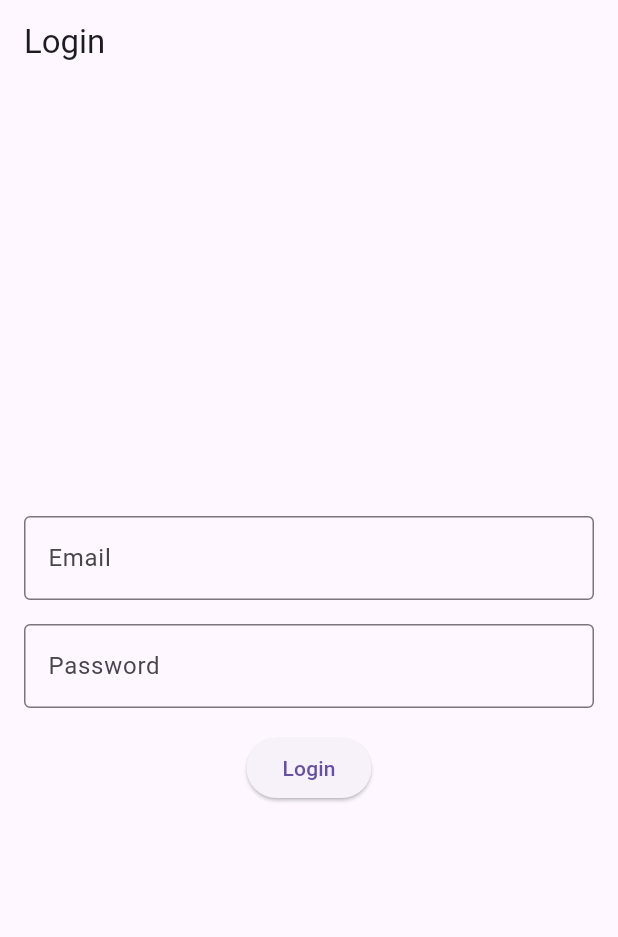
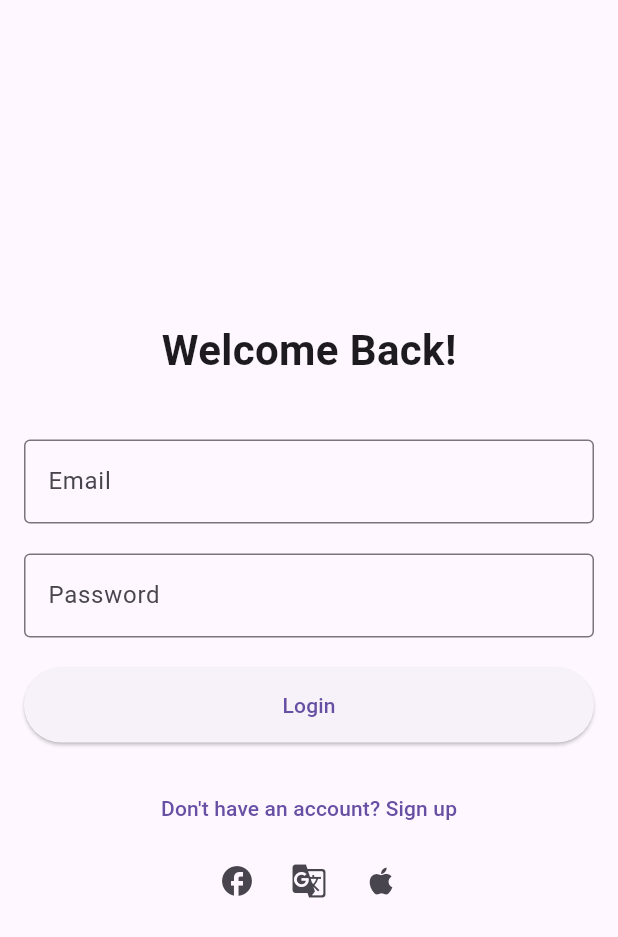
Before and after one commit to ajayrana78767/Personal-Finance-Tracker-App, a Flutter app: the screen it shows after launch, on a phone screen of 412 x 824 dp. Shown: the top 937 px of the screen. Run offline on Flutter 3.47's test engine with Material 3 defaults, Android fonts, the phone set to English and light mode, and no system bars; our stand-ins replace fl_chart.

Commit message:
Refactor LoginScreen
"Removed appBar, added welcome text, adjusted spacing and styling, and added sign-up navigation and social media login buttons"

```diff
--- a/lib/screens/login_screen.dart
+++ b/lib/screens/login_screen.dart
@@ -1,5 +1,4 @@
 import 'package:flutter/material.dart';
-import 'package:personal_finance_tracker_app/screens/home_screen.dart';
 
 class LoginScreen extends StatelessWidget {
   const LoginScreen({super.key});
@@ -7,21 +6,23 @@ class LoginScreen extends StatelessWidget {
   @override
   Widget build(BuildContext context) {
     return Scaffold(
-      appBar: AppBar(
-        title: const Text('Login'),
-      ),
       body: Padding(
         padding: const EdgeInsets.all(16.0),
         child: Column(
           mainAxisAlignment: MainAxisAlignment.center,
           children: [
+            const Text(
+              'Welcome Back!',
+              style: TextStyle(fontSize: 28, fontWeight: FontWeight.bold),
+            ),
+            const SizedBox(height: 40),
             const TextField(
               decoration: InputDecoration(
                 labelText: 'Email',
                 border: OutlineInputBorder(),
               ),
             ),
-            const SizedBox(height: 16),
+            const SizedBox(height: 20),
             const TextField(
               obscureText: true,
               decoration: InputDecoration(
@@ -29,15 +30,31 @@ class LoginScreen extends StatelessWidget {
                 border: OutlineInputBorder(),
               ),
             ),
-            const SizedBox(height: 16),
+            const SizedBox(height: 20),
             ElevatedButton(
               onPressed: () {
-                Navigator.pushReplacement(
-                  context,
-                  MaterialPageRoute(builder: (context) =>  HomeScreen()),
-                );
+                // Handle login
               },
+              style: ElevatedButton.styleFrom(
+                minimumSize: const Size(double.infinity, 50),
+              ),
               child: const Text('Login'),
+            ),
+            const SizedBox(height: 20),
+            TextButton(
+              onPressed: () {
+                // Handle sign-up navigation
+              },
+              child: const Text('Don\'t have an account? Sign up'),
+            ),
+            Row(
+              mainAxisAlignment: MainAxisAlignment.center,
+              children: [
+                IconButton(icon: const Icon(Icons.facebook), onPressed: () {}),
+                IconButton(
+                    icon: const Icon(Icons.g_translate), onPressed: () {}),
+                IconButton(icon: const Icon(Icons.apple), onPressed: () {}),
+              ],
             ),
           ],
         ),
```
